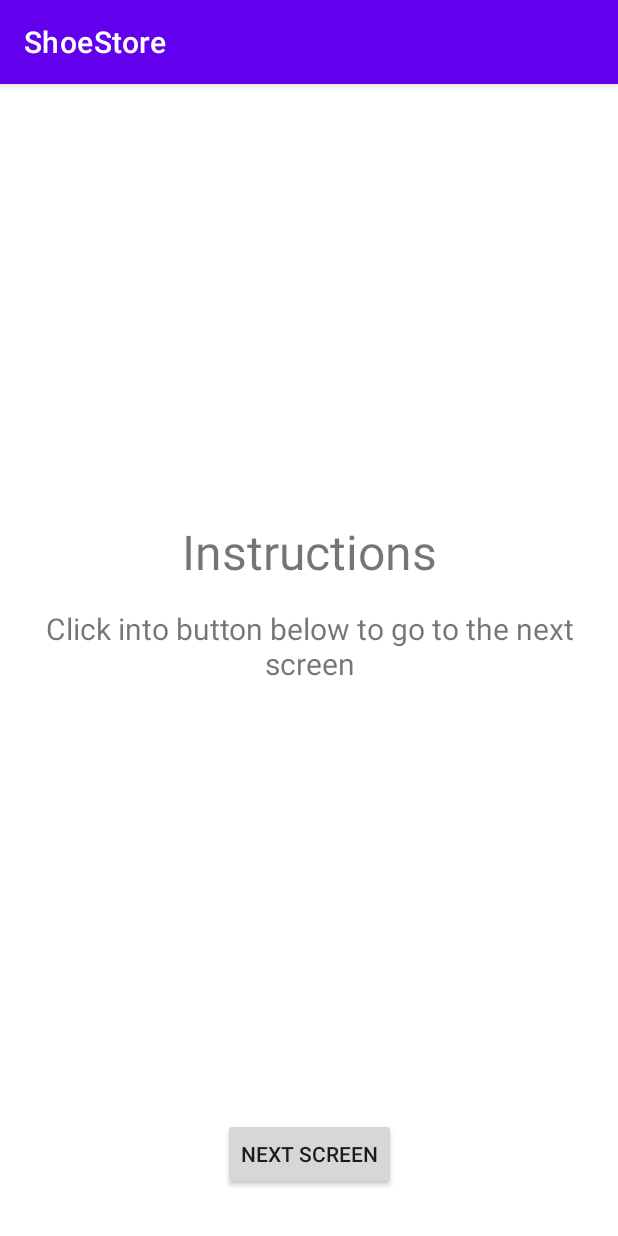
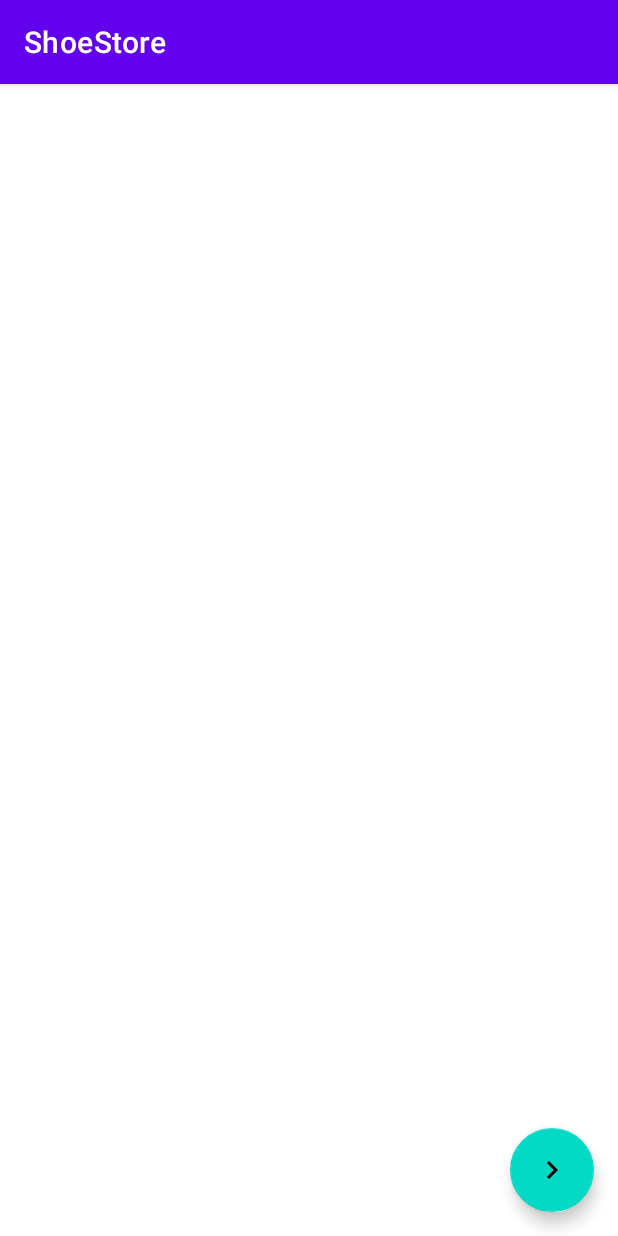
Before and after one commit to graffiti75/ShoeStoreInventoryApp, an Android app: the InstructionFragment screen opened through its navigation route, after a tap on "NEXT SCREEN", on a phone screen of 412 x 824 dp. Run offline under Robolectric (Android 15) with nearby library versions, the phone set to English and light mode, and no system bars; our stand-ins replace data binding.

Commit message:
Shoe list screen created - Shoe list screen added to navigation graph - DataBinding added to fragment Shoe list

```diff
--- a/app/src/main/java/com/graffiti75/shoestore/instruction/InstructionFragment.kt
+++ b/app/src/main/java/com/graffiti75/shoestore/instruction/InstructionFragment.kt
@@ -6,8 +6,10 @@ import android.view.View
 import android.view.ViewGroup
 import androidx.databinding.DataBindingUtil
 import androidx.fragment.app.Fragment
+import androidx.navigation.fragment.findNavController
 import com.graffiti75.shoestore.R
 import com.graffiti75.shoestore.databinding.FragmentInstructionBinding
+import com.graffiti75.shoestore.welcome.WelcomeFragmentDirections
 
 class InstructionFragment : Fragment() {
 
@@ -20,6 +22,7 @@ class InstructionFragment : Fragment() {
         )
 
         binding.shoeListButton.setOnClickListener {
+            findNavController().navigate(InstructionFragmentDirections.actionInstructionFragmentToShoeListFragment())
         }
 
         return binding.root
--- /dev/null
+++ b/app/src/main/java/com/graffiti75/shoestore/shoelist/ShoeListFragment.kt
@@ -0,0 +1,31 @@
+package com.graffiti75.shoestore.shoelist
+
+import android.os.Bundle
+import android.view.LayoutInflater
+import android.view.View
+import android.view.ViewGroup
+import android.widget.Toast
+import androidx.databinding.DataBindingUtil
+import androidx.fragment.app.Fragment
+import androidx.navigation.fragment.findNavController
+import com.graffiti75.shoestore.R
+import com.graffiti75.shoestore.databinding.FragmentShoeListBinding
+
+class ShoeListFragment : Fragment() {
+
+    override fun onCreateView(
+        inflater: LayoutInflater, container: ViewGroup?,
+        savedInstanceState: Bundle?
+    ): View? {
+        val binding: FragmentShoeListBinding = DataBindingUtil.inflate(
+            inflater, R.layout.fragment_shoe_list, container, false
+        )
+
+        binding.fab.setOnClickListener {
+//            findNavController().navigate(ShoeListFragmentDirections.actionWelcomeFragmentToInstructionFragment())
+            Toast.makeText(requireActivity(), "---", Toast.LENGTH_LONG).show()
+        }
+
+        return binding.root
+    }
+}
--- /dev/null
+++ b/app/src/main/res/drawable/ic_baseline_navigate_next_24.xml
@@ -0,0 +1,5 @@
+<vector android:height="24dp" android:tint="#000000"
+    android:viewportHeight="24" android:viewportWidth="24"
+    android:width="24dp" xmlns:android="http://schemas.android.com/apk/res/android">
+    <path android:fillColor="@android:color/white" android:pathData="M10,6L8.59,7.41 13.17,12l-4.58,4.59L10,18l6,-6z"/>
+</vector>
--- /dev/null
+++ b/app/src/main/res/layout/fragment_shoe_list.xml
@@ -0,0 +1,35 @@
+<?xml version="1.0" encoding="utf-8"?>
+<layout xmlns:android="http://schemas.android.com/apk/res/android"
+    xmlns:app="http://schemas.android.com/apk/res-auto"
+    xmlns:tools="http://schemas.android.com/tools">
+
+    <data></data>
+
+    <FrameLayout
+        android:layout_width="match_parent"
+        android:layout_height="match_parent"
+        tools:context=".shoelist.ShoeListFragment">
+
+        <ScrollView
+            android:layout_width="match_parent"
+            android:layout_height="match_parent">
+
+            <LinearLayout
+                android:id="@+id/linear_layout"
+                android:layout_width="match_parent"
+                android:layout_height="wrap_content"
+                android:orientation="vertical" />
+        </ScrollView>
+
+        <com.google.android.material.floatingactionbutton.FloatingActionButton
+            android:id="@+id/fab"
+            android:layout_width="wrap_content"
+            android:layout_height="wrap_content"
+            android:layout_gravity="bottom|end"
+            android:layout_margin="16dp"
+            android:contentDescription="@string/fab_description"
+            android:src="@drawable/ic_baseline_navigate_next_24"
+            app:fabSize="normal"
+            app:srcCompat="@drawable/ic_baseline_navigate_next_24" />
+    </FrameLayout>
+</layout>
--- a/app/src/main/res/navigation/navigation.xml
+++ b/app/src/main/res/navigation/navigation.xml
@@ -17,7 +17,7 @@
         android:id="@+id/welcomeFragment"
         android:name="com.graffiti75.shoestore.welcome.WelcomeFragment"
         android:label="fragment_welcome"
-        tools:layout="@layout/fragment_welcome" >
+        tools:layout="@layout/fragment_welcome">
         <action
             android:id="@+id/action_welcomeFragment_to_instructionFragment"
             app:destination="@id/instructionFragment" />
@@ -25,5 +25,15 @@
     <fragment
         android:id="@+id/instructionFragment"
         android:name="com.graffiti75.shoestore.instruction.InstructionFragment"
-        android:label="InstructionFragment" />
+        android:label="InstructionFragment"
+        tools:layout="@layout/fragment_instruction">
+        <action
+            android:id="@+id/action_instructionFragment_to_shoeListFragment"
+            app:destination="@id/shoeListFragment" />
+    </fragment>
+    <fragment
+        android:id="@+id/shoeListFragment"
+        android:name="com.graffiti75.shoestore.shoelist.ShoeListFragment"
+        android:label="ShoeListFragment"
+        tools:layout="@layout/fragment_shoe_list" />
 </navigation>
--- a/app/src/main/res/values/strings.xml
+++ b/app/src/main/res/values/strings.xml
@@ -10,4 +10,5 @@
     <string name="go_to_next_screen">Click into button below to go to the next screen</string>
     <!-- TODO: Remove or change this placeholder text -->
     <string name="hello_blank_fragment">Hello blank fragment</string>
+    <string name="fab_description">Navigate to the shoe detail screen</string>
 </resources>
```
